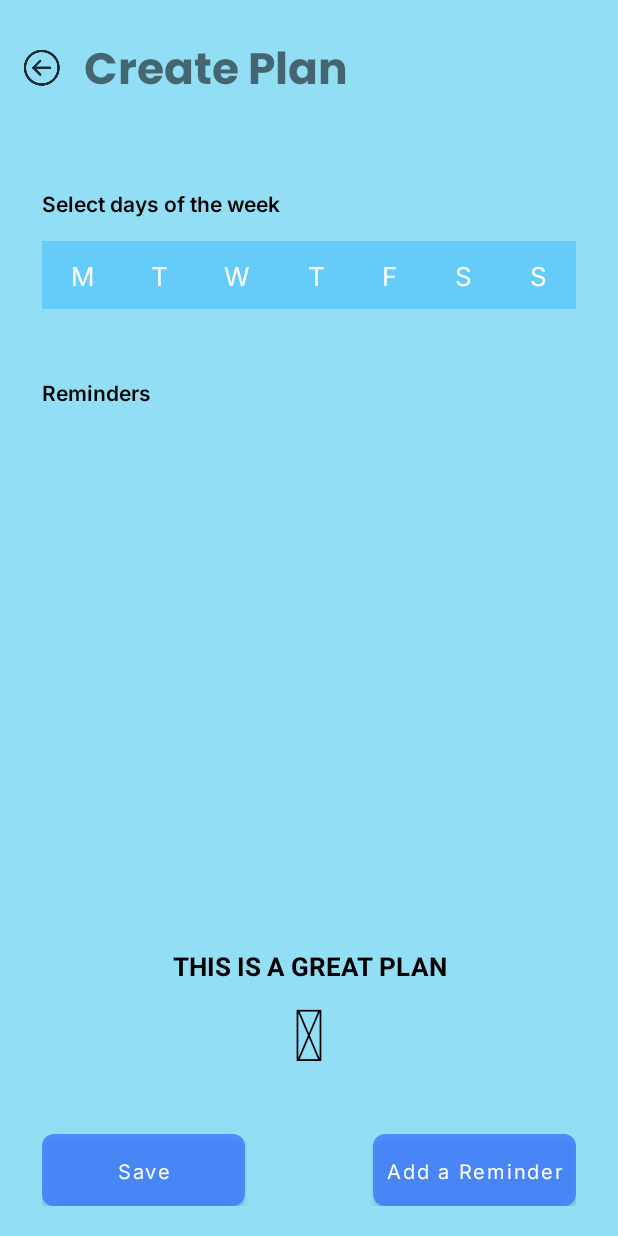
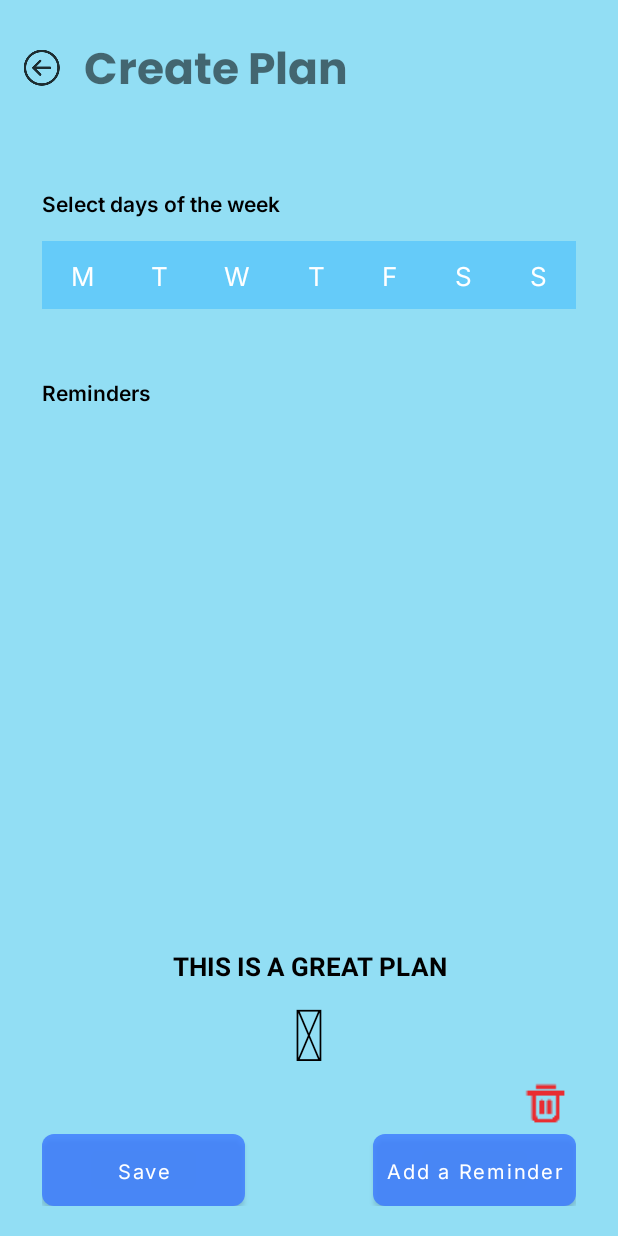
Before and after one commit to LassazVegaz/AquaCube, an Android app: the CreatePlanActivity screen opened directly, with no data from a screen before it, after a tap on "Save", on a phone screen of 412 x 824 dp. Run offline under Robolectric (Android 15) with nearby library versions, the phone set to English and light mode, and no system bars; our stand-ins replace Firebase (no records; nobody signed in at launch, a user with empty details on screens opened directly); Roboto replaces fonts that are not available here; 3 statements that could not run were skipped.

Commit message:
delete plan

```diff
--- a/app/src/main/java/com/example/icecube/activities/goals/CreatePlanActivity.java
+++ b/app/src/main/java/com/example/icecube/activities/goals/CreatePlanActivity.java
@@ -4,6 +4,7 @@ import android.content.Intent;
 import android.os.Bundle;
 import android.util.Log;
 import android.view.View;
+import android.widget.Button;
 import android.widget.FrameLayout;
 import android.widget.TextView;
 
@@ -37,6 +38,7 @@ public class CreatePlanActivity extends AppCompatActivity {
     RecyclerView rv;
     FrameLayout spinner;
     TextView mtvTxt, mtvEmojiTxt;
+    Button deleteBtn;
 
     @Override
     protected void onCreate(Bundle savedInstanceState) {
@@ -48,6 +50,9 @@ public class CreatePlanActivity extends AppCompatActivity {
         mtvTxt = findViewById(R.id.create_plan_mtv_txt);
         mtvEmojiTxt = findViewById(R.id.create_plan_mtv_emoji);
 
+        deleteBtn = findViewById(R.id.create_plan_delete_btn);
+        deleteBtn.setOnClickListener(this::onDeleteButtonClick);
+
         findViewById(R.id.create_plan_add_reminder_btn).setOnClickListener(this::onCreateReminderClicked);
         findViewById(R.id.create_plan_save_btn).setOnClickListener(this::onSaveButtonClicked);
 
@@ -58,6 +63,7 @@ public class CreatePlanActivity extends AppCompatActivity {
 
         if (bundle.containsKey(PARAMS_PLAN_ID)) {
             planId = bundle.getString(PARAMS_PLAN_ID);
+            deleteBtn.setVisibility(View.VISIBLE);
             loadPlanData();
         }
 
@@ -98,6 +104,7 @@ public class CreatePlanActivity extends AppCompatActivity {
         showSpinner();
         saveWork(plan -> {
             hideSpinner();
+            deleteBtn.setVisibility(View.VISIBLE);
             if (adapter == null) setupAdapter();
         });
     }
@@ -107,6 +114,14 @@ public class CreatePlanActivity extends AppCompatActivity {
         saveWork(p -> {
             hideSpinner();
             moveToCreateReminder(reminderId);
+        });
+    }
+
+    void onDeleteButtonClick(View v) {
+        showSpinner();
+        ps.deletePlan(planId, (u) -> {
+            hideSpinner();
+            finish();
         });
     }
 
--- a/app/src/main/res/layout/activity_create_plan.xml
+++ b/app/src/main/res/layout/activity_create_plan.xml
@@ -107,6 +107,15 @@
             app:layout_constraintEnd_toEndOf="parent"
             app:layout_constraintStart_toStartOf="parent" />
 
+        <androidx.appcompat.widget.AppCompatButton
+            android:id="@+id/create_plan_delete_btn"
+            android:layout_width="40dp"
+            android:layout_height="40dp"
+            android:background="@drawable/delete_icon"
+            android:visibility="gone"
+            app:layout_constraintBottom_toTopOf="@+id/create_plan_add_reminder_btn"
+            app:layout_constraintEnd_toEndOf="parent" />
+
         <Button
             android:id="@+id/create_plan_save_btn"
             android:layout_width="@dimen/primary_btn_width"
```
Also changed, not shown: app/src/main/java/com/example/icecube/services/goals/PlansService.java (+7 -0 lines).
